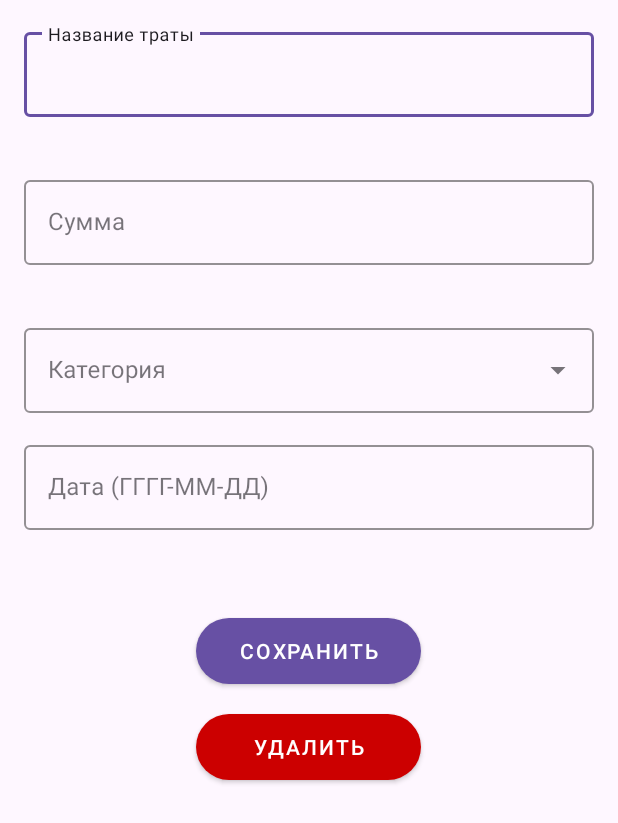
After one commit to minnymaster/android, an Android app: the ItemEdit screen opened directly, with no data from a screen before it, on a phone screen of 412 x 824 dp. The commit adds this screen. Shown: the top 823 px of the screen. Run offline under Robolectric (Android 15) with nearby library versions, the phone set to English and light mode, and no system bars.

Commit message:
feat: Добавил страницу редактирования трат

```diff
--- a/app/src/main/AndroidManifest.xml
+++ b/app/src/main/AndroidManifest.xml
@@ -40,6 +40,9 @@
             android:screenOrientation="portrait"/>
         <activity android:name=".ItemAdd"
             android:screenOrientation="portrait"/>
+        <activity android:name=".ItemEdit"
+            android:screenOrientation="portrait"
+            android:windowSoftInputMode="stateHidden"/>
     </application>
 
 </manifest>
--- /dev/null
+++ b/app/src/main/java/org/hse/finance/ItemEdit.java
@@ -0,0 +1,225 @@
+package org.hse.finance;
+
+import android.app.Activity;
+import android.app.DatePickerDialog;
+import android.content.Intent;
+import android.os.Bundle;
+import android.view.View;
+import android.view.inputmethod.InputMethodManager;
+import android.widget.ArrayAdapter;
+import android.widget.AutoCompleteTextView;
+import android.widget.Button;
+import android.widget.EditText;
+import android.widget.TextView;
+import android.widget.Toast;
+import androidx.appcompat.app.AppCompatActivity;
+
+import java.text.ParseException;
+import java.text.SimpleDateFormat;
+import java.util.Calendar;
+import java.util.List;
+import java.util.Locale;
+
+public class ItemEdit extends AppCompatActivity {
+
+    private DB dbHelper;
+    private int expenseId;
+
+    @Override
+    protected void onCreate(Bundle savedInstanceState) {
+        super.onCreate(savedInstanceState);
+        setContentView(R.layout.item_edit);
+
+        dbHelper = new DB(this);
+        setupUI();
+        setupCloseKeyboardOnTouchOutside();
+
+        // Получаем данные из Intent
+        Intent intent = getIntent();
+        if (intent != null && intent.hasExtra("expense_id")) {
+            expenseId = intent.getIntExtra("expense_id", -1);
+            loadExpenseData(expenseId);
+        }
+    }
+
+    private void loadExpenseData(int id) {
+        Expense expense = dbHelper.getExpenseById(id);
+        if (expense != null) {
+            ((TextView) findViewById(R.id.expenseIdTextView)).setText(String.valueOf(expense.getId()));
+            ((EditText) findViewById(R.id.expenseNameEditText)).setText(expense.getName());
+            ((EditText) findViewById(R.id.expenseAmountEditText)).setText(String.valueOf((int) expense.getAmount()));
+
+            // Получаем AutoCompleteTextView
+            AutoCompleteTextView categoryDropdown = findViewById(R.id.categorySpinner);
+
+            // Устанавливаем текущую категорию
+            categoryDropdown.setText(expense.getCategory(), false); // false - не фильтровать
+
+            ((EditText) findViewById(R.id.dateEditText)).setText(expense.getDate());
+        }
+    }
+
+    private void setupUI() {
+        // Находим View элементы
+        EditText nameInput = findViewById(R.id.expenseNameEditText);
+        EditText amountInput = findViewById(R.id.expenseAmountEditText);
+        AutoCompleteTextView categoryDropdown = findViewById(R.id.categorySpinner);
+        EditText dateInput = findViewById(R.id.dateEditText);
+        Button saveButton = findViewById(R.id.saveButton);
+        Button deleteButton = findViewById(R.id.deleteButton);
+
+        // Настройка выпадающего списка категорий
+        setupCategoryDropdown(categoryDropdown);
+
+        // Настройка DatePicker для поля даты
+        dateInput.setOnClickListener(v -> showDatePickerDialog());
+        dateInput.setFocusable(false);
+        dateInput.setClickable(true);
+
+        saveButton.setOnClickListener(v -> {
+            String name = nameInput.getText().toString();
+            String amountStr = amountInput.getText().toString();
+            String category = categoryDropdown.getText().toString();
+            String date = dateInput.getText().toString();
+
+            if (validateInput(name, amountStr, date)) {
+                try {
+                    int amount = Integer.parseInt(amountStr);
+                    boolean success = dbHelper.updateExpense(
+                            expenseId,
+                            name,
+                            amount,
+                            category,
+                            date
+                    );
+
+                    if (success) {
+                        showToast("Трата обновлена!");
+                        setResult(RESULT_OK);
+                        finish();
+                    } else {
+                        showToast("Ошибка обновления");
+                    }
+                } catch (NumberFormatException e) {
+                    amountInput.setError("Некорректная сумма");
+                }
+            }
+        });
+
+        deleteButton.setOnClickListener(v -> {
+            boolean success = dbHelper.deleteExpense(expenseId);
+            if (success) {
+                showToast("Трата удалена");
+                setResult(RESULT_OK);
+                finish();
+            } else {
+                showToast("Ошибка удаления");
+            }
+        });
+    }
+
+    private void setupCategoryDropdown(AutoCompleteTextView dropdown) {
+        List<String> categories = dbHelper.getAllCategories();
+        ArrayAdapter<String> adapter = new ArrayAdapter<>(
+                this,
+                android.R.layout.simple_dropdown_item_1line,
+                categories
+        );
+        dropdown.setAdapter(adapter);
+
+        // Убедимся, что dropdown можно редактировать
+        dropdown.setFocusable(true);
+        dropdown.setFocusableInTouchMode(true);
+        dropdown.setClickable(true);
+    }
+
+    private boolean validateInput(String name, String amount, String date) {
+        boolean isValid = true;
+
+        if (name.isEmpty()) {
+            ((EditText)findViewById(R.id.expenseNameEditText)).setError("Введите название");
+            isValid = false;
+        }
+
+        if (amount.isEmpty()) {
+            ((EditText)findViewById(R.id.expenseAmountEditText)).setError("Введите сумму");
+            isValid = false;
+        }
+
+        if (date.isEmpty()) {
+            ((EditText)findViewById(R.id.dateEditText)).setError("Введите дату");
+            isValid = false;
+        } else if (!isValidDate(date)) {
+            ((EditText)findViewById(R.id.dateEditText)).setError("Некорректный формат даты (ГГГГ-ММ-ДД)");
+            isValid = false;
+        }
+
+        return isValid;
+    }
+
+    private boolean isValidDate(String date) {
+        if (date == null || !date.matches("\\d{4}-\\d{2}-\\d{2}")) {
+            return false;
+        }
+
+        try {
+            SimpleDateFormat sdf = new SimpleDateFormat("yyyy-MM-dd", Locale.getDefault());
+            sdf.setLenient(false);
+            sdf.parse(date);
+            return true;
+        } catch (ParseException e) {
+            return false;
+        }
+    }
+
+    private void showDatePickerDialog() {
+        final Calendar calendar = Calendar.getInstance();
+        int year = calendar.get(Calendar.YEAR);
+        int month = calendar.get(Calendar.MONTH);
+        int day = calendar.get(Calendar.DAY_OF_MONTH);
+
+        DatePickerDialog datePickerDialog = new DatePickerDialog(
+                this,
+                (view, selectedYear, selectedMonth, selectedDay) -> {
+                    String selectedDate = String.format(Locale.getDefault(),
+                            "%04d-%02d-%02d", selectedYear, selectedMonth + 1, selectedDay);
+                    ((EditText)findViewById(R.id.dateEditText)).setText(selectedDate);
+                },
+                year, month, day);
+        datePickerDialog.show();
+    }
+
+    private void setupCloseKeyboardOnTouchOutside() {
+        View rootView = findViewById(android.R.id.content);
+        rootView.setOnTouchListener((v, event) -> {
+            hideKeyboard();
+            return false;
+        });
+    }
+
+    private void hideKeyboard() {
+        InputMethodManager imm = (InputMethodManager) getSystemService(Activity.INPUT_METHOD_SERVICE);
+        View view = getCurrentFocus();
+        if (view == null) {
+            view = new View(this);
+        }
+        imm.hideSoftInputFromWindow(view.getWindowToken(), 0);
+    }
+
+    private void clearInputs() {
+        ((EditText)findViewById(R.id.expenseNameEditText)).setText("");
+        ((EditText)findViewById(R.id.expenseAmountEditText)).setText("");
+        ((EditText)findViewById(R.id.dateEditText)).setText("");
+        ((AutoCompleteTextView)findViewById(R.id.categorySpinner)).setText("");
+    }
+
+    private void showToast(String message) {
+        Toast.makeText(this, message, Toast.LENGTH_SHORT).show();
+    }
+
+    @Override
+    protected void onDestroy() {
+        dbHelper.close();
+        super.onDestroy();
+    }
+}
--- a/app/src/main/java/org/hse/finance/MainActivity.java
+++ b/app/src/main/java/org/hse/finance/MainActivity.java
@@ -69,7 +69,7 @@ public class MainActivity extends AppCompatActivity {
 
         spendingBtn.setOnClickListener(v -> {
             Intent intent = new Intent(MainActivity.this, ExpensesActivity.class);
-            startActivity(intent);
+            startActivityForResult(intent, 1);
         });
 
         addSpendingBtn.setOnClickListener(v -> {
--- a/app/src/main/java/org/hse/finance/QrScannerActivity.java
+++ b/app/src/main/java/org/hse/finance/QrScannerActivity.java
@@ -19,7 +19,7 @@ public class QrScannerActivity extends AppCompatActivity {
     private void startQrScan() {
         ScanOptions options = new ScanOptions();
         options.setCameraId(0);
-        options.setTimeout(9000);
+        options.setTimeout(12000);
         options.setBarcodeImageEnabled(false); // Не сохранять изображение
         options.setPrompt("Наведите камеру на QR-код чека");
         options.setBeepEnabled(false);
--- /dev/null
+++ b/app/src/main/res/layout/item_edit.xml
@@ -0,0 +1,127 @@
+<?xml version="1.0" encoding="utf-8"?>
+<ScrollView xmlns:android="http://schemas.android.com/apk/res/android"
+    xmlns:app="http://schemas.android.com/apk/res-auto"
+    android:layout_width="match_parent"
+    android:layout_height="match_parent"
+    android:padding="16dp">
+
+    <LinearLayout
+        android:layout_width="match_parent"
+        android:layout_height="wrap_content"
+        android:orientation="vertical">
+
+        <!-- Скрытое поле для ID -->
+        <TextView
+            android:id="@+id/expenseIdTextView"
+            android:layout_width="match_parent"
+            android:layout_height="wrap_content"
+            android:visibility="gone"/>
+
+        <!-- Поле названия траты -->
+        <com.google.android.material.textfield.TextInputLayout
+            style="@style/Widget.MaterialComponents.TextInputLayout.OutlinedBox"
+            android:layout_width="match_parent"
+            android:layout_height="wrap_content"
+            android:layout_marginBottom="16dp"
+            app:errorEnabled="true"
+            app:boxStrokeColor="?attr/colorPrimary"
+            app:hintTextColor="?attr/colorOnSurface">
+
+            <com.google.android.material.textfield.TextInputEditText
+                android:id="@+id/expenseNameEditText"
+                android:layout_width="match_parent"
+                android:layout_height="wrap_content"
+                android:hint="Название траты"
+                android:textColorHint="?attr/colorOnSurfaceVariant"
+                android:singleLine="true"
+                android:imeOptions="actionNext"
+                android:maxLines="1"/>
+        </com.google.android.material.textfield.TextInputLayout>
+
+        <!-- Поле суммы -->
+        <com.google.android.material.textfield.TextInputLayout
+            style="@style/Widget.MaterialComponents.TextInputLayout.OutlinedBox"
+            android:layout_width="match_parent"
+            android:layout_height="wrap_content"
+            android:layout_marginBottom="16dp"
+            app:errorEnabled="true"
+            app:prefixText="₽"
+            app:prefixTextColor="?attr/colorOnSurface"
+            app:boxStrokeColor="?attr/colorPrimary"
+            app:hintTextColor="?attr/colorOnSurface">
+
+            <com.google.android.material.textfield.TextInputEditText
+                android:id="@+id/expenseAmountEditText"
+                android:layout_width="match_parent"
+                android:layout_height="wrap_content"
+                android:hint="Сумма"
+                android:inputType="numberDecimal"
+                android:textColorHint="?attr/colorOnSurfaceVariant"/>
+        </com.google.android.material.textfield.TextInputLayout>
+
+        <!-- Выпадающий список категорий -->
+        <com.google.android.material.textfield.TextInputLayout
+            style="@style/Widget.MaterialComponents.TextInputLayout.OutlinedBox.ExposedDropdownMenu"
+            android:layout_width="match_parent"
+            android:layout_height="wrap_content"
+            android:layout_marginBottom="16dp"
+            app:boxStrokeColor="?attr/colorPrimary"
+            app:hintTextColor="?attr/colorOnSurface">
+
+            <AutoCompleteTextView
+                android:id="@+id/categorySpinner"
+                android:layout_width="match_parent"
+                android:layout_height="wrap_content"
+                android:hint="Категория"
+                android:inputType="none"
+                android:focusable="false"
+                android:focusableInTouchMode="false"
+                android:clickable="true"
+                android:textColorHint="?attr/colorOnSurfaceVariant"/>
+        </com.google.android.material.textfield.TextInputLayout>
+
+        <!-- Поле даты -->
+        <com.google.android.material.textfield.TextInputLayout
+            style="@style/Widget.MaterialComponents.TextInputLayout.OutlinedBox"
+            android:layout_width="match_parent"
+            android:layout_height="wrap_content"
+            android:layout_marginBottom="24dp"
+            app:errorEnabled="true"
+            app:boxStrokeColor="?attr/colorPrimary"
+            app:hintTextColor="?attr/colorOnSurface">
+
+            <com.google.android.material.textfield.TextInputEditText
+                android:id="@+id/dateEditText"
+                android:layout_width="match_parent"
+                android:layout_height="wrap_content"
+                android:hint="Дата (ГГГГ-ММ-ДД)"
+                android:inputType="date"
+                android:textColorHint="?attr/colorOnSurfaceVariant"/>
+        </com.google.android.material.textfield.TextInputLayout>
+
+        <!-- Кнопка сохранения -->
+        <com.google.android.material.button.MaterialButton
+            android:id="@+id/saveButton"
+            android:layout_width="150dp"
+            android:layout_height="56dp"
+            android:layout_gravity="center_horizontal"
+            android:layout_marginTop="8dp"
+            android:text="Сохранить"
+            app:cornerRadius="28dp"
+            app:backgroundTint="?attr/colorPrimary"
+            android:textColor="?attr/colorOnPrimary"
+            style="@style/Widget.MaterialComponents.Button"/>
+
+        <com.google.android.material.button.MaterialButton
+            android:id="@+id/deleteButton"
+            android:layout_width="150dp"
+            android:layout_height="56dp"
+            android:layout_gravity="center_horizontal"
+            android:layout_marginTop="8dp"
+            android:text="Удалить"
+            app:cornerRadius="28dp"
+            app:backgroundTint="@android:color/holo_red_dark"
+            android:textColor="?attr/colorOnPrimary"
+            style="@style/Widget.MaterialComponents.Button"/>
+    </LinearLayout>
+</ScrollView>
```
Also changed, not shown: app/src/main/java/org/hse/finance/DB.java (+84 -4 lines), app/src/main/java/org/hse/finance/Expense.java (+11 -0 lines), app/src/main/java/org/hse/finance/ExpenseAdapter.java (+20 -7 lines), app/src/main/java/org/hse/finance/ExpensesActivity.java (+40 -1 lines).
